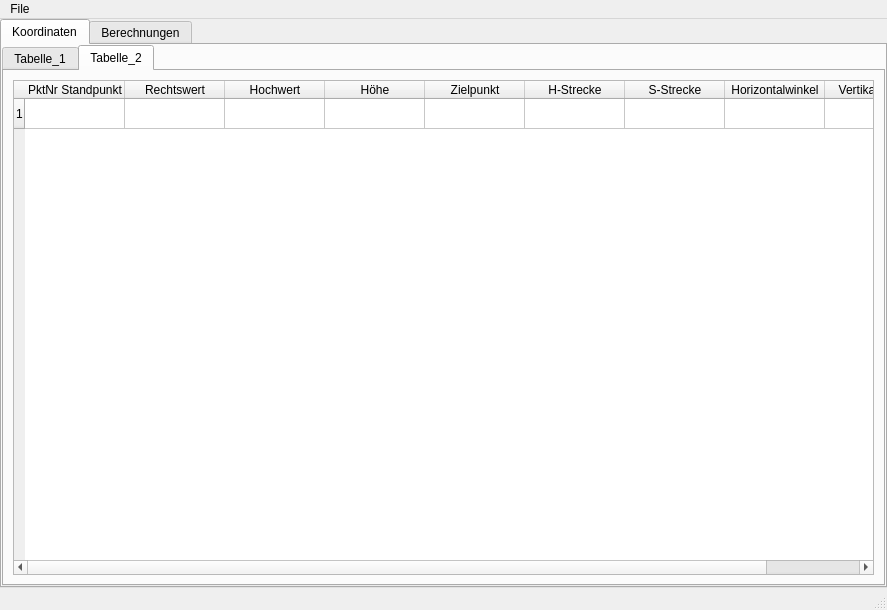
LadontherealOne/GeoCalc, file Test2.ui: the form before one commit.
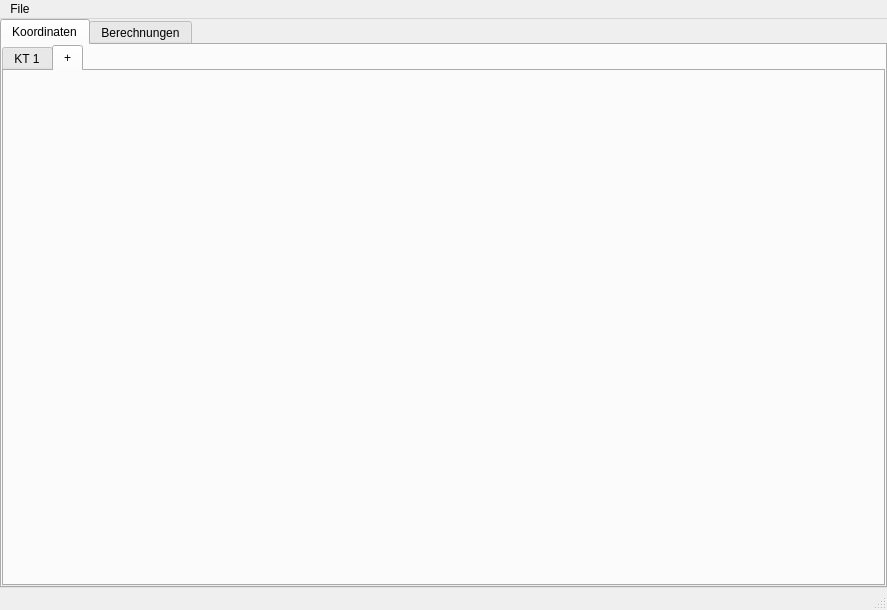
The form after the commit. The open tabs and pages were chosen to show the change.

```diff
--- a/Test2.ui
+++ b/Test2.ui
@@ -63,9 +63,15 @@
           <property name="currentIndex">
            <number>0</number>
           </property>
-          <widget class="QWidget" name="tab_3">
+          <property name="tabsClosable">
+           <bool>false</bool>
+          </property>
+          <property name="tabBarAutoHide">
+           <bool>false</bool>
+          </property>
+          <widget class="QWidget" name="tabelle1_tab">
            <attribute name="title">
-            <string>Tabelle_1</string>
+            <string>KT 1</string>
            </attribute>
            <layout class="QGridLayout" name="gridLayout_5">
             <item row="1" column="1">
@@ -205,88 +211,8 @@
           </widget>
           <widget class="QWidget" name="tab_4">
            <attribute name="title">
-            <string>Tabelle_2</string>
+            <string>+</string>
            </attribute>
-           <layout class="QGridLayout" name="gridLayout_3">
-            <item row="0" column="0">
-             <widget class="QTableWidget" name="tableWidget">
-              <property name="sizeAdjustPolicy">
-               <enum>QAbstractScrollArea::AdjustIgnored</enum>
-              </property>
-              <property name="autoScrollMargin">
-               <number>16</number>
-              </property>
-              <property name="editTriggers">
-               <set>QAbstractItemView::AllEditTriggers</set>
-              </property>
-              <property name="alternatingRowColors">
-               <bool>true</bool>
-              </property>
-              <property name="gridStyle">
-               <enum>Qt::SolidLine</enum>
-              </property>
-              <property name="sortingEnabled">
-               <bool>false</bool>
-              </property>
-              <property name="rowCount">
-               <number>1</number>
-              </property>
-              <property name="columnCount">
-               <number>9</number>
-              </property>
-              <row>
-               <property name="text">
-                <string>1</string>
-               </property>
-              </row>
-              <column>
-               <property name="text">
-                <string>PktNr Standpunkt</string>
-               </property>
-              </column>
-              <column>
-               <property name="text">
-                <string>Rechtswert</string>
-               </property>
-              </column>
-              <column>
-               <property name="text">
-                <string>Hochwert</string>
-               </property>
-              </column>
-              <column>
-               <property name="text">
-                <string>Höhe</string>
-               </property>
-              </column>
-              <column>
-               <property name="text">
-                <string>Zielpunkt</string>
-               </property>
-              </column>
-              <column>
-               <property name="text">
-                <string>H-Strecke</string>
-               </property>
-              </column>
-              <column>
-               <property name="text">
-                <string>S-Strecke</string>
-               </property>
-              </column>
-              <column>
-               <property name="text">
-                <string>Horizontalwinkel</string>
-               </property>
-              </column>
-              <column>
-               <property name="text">
-                <string>Vertikalwinkel</string>
-               </property>
-              </column>
-             </widget>
-            </item>
-           </layout>
           </widget>
          </widget>
         </item>
```
Left out of the diff: 18 changed lines with no effect on the pictures.
